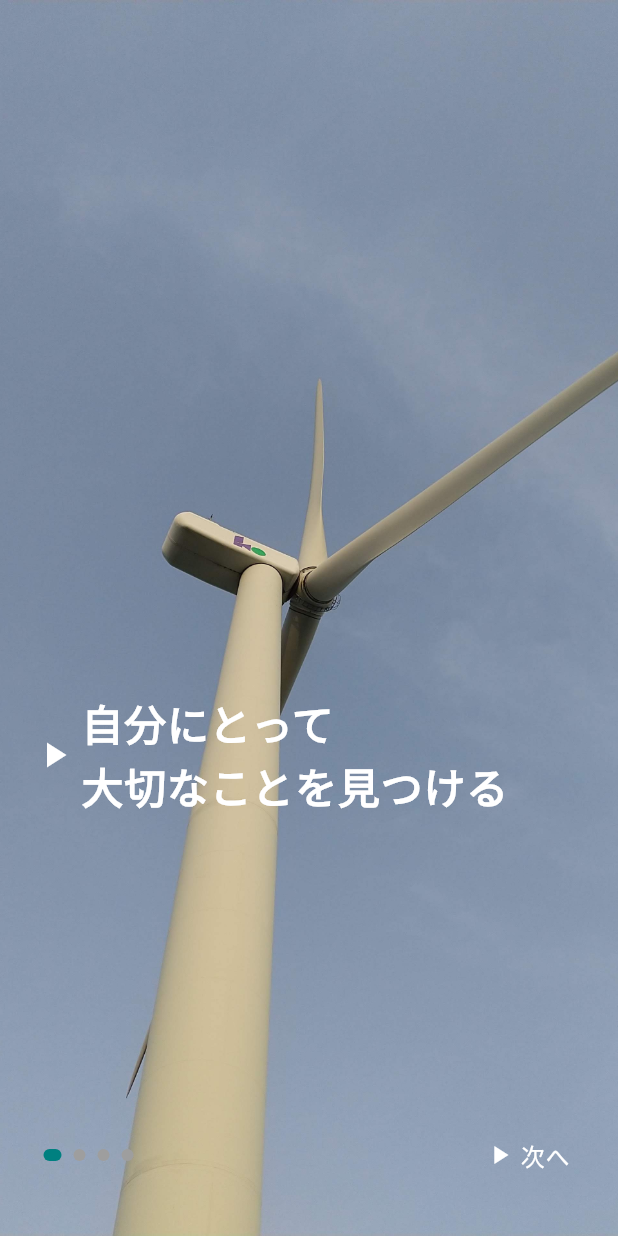
After one commit to tomurango/kotsukotsushare, a Flutter app: the screen it shows once a user with an empty profile is signed in, item 3 of the bottom bar chosen, after a tap on "チュートリアルを再表示", on a phone screen of 412 x 824 dp. The commit adds this screen. Run offline on Flutter 3.47's test engine with Material 3 defaults, Android fonts, the phone set to English and light mode, and no system bars; our stand-ins replace cloud_firestore, firebase_auth, firebase_core, flutter_hooks, flutter_riverpod, google_fonts and 5 more; accounts and stored records are empty; Roboto replaces fonts that are missing (ZenKakuGothicNew).

Commit message:
チュートリアルスクリーンをサンプル画像で実装した

```diff
--- /dev/null
+++ b/lib/src/providers/user_data_provider.dart
@@ -0,0 +1,21 @@
+import 'package:cloud_firestore/cloud_firestore.dart';
+import 'package:hooks_riverpod/hooks_riverpod.dart';
+import 'auth_provider.dart';
+
+final userDataProvider = FutureProvider<Map<String, dynamic>?>((ref) async {
+  final user = ref.watch(userProvider);
+  if (user == null) {
+    return null; // ユーザーがログインしていない場合
+  }
+
+  final userDoc = FirebaseFirestore.instance.collection('users').doc(user.uid);
+  final docSnapshot = await userDoc.get();
+
+  if (docSnapshot.exists) {
+    return docSnapshot.data();
+  } else {
+    // 初期データをFirestoreに作成
+    await userDoc.set({'tutorialCompleted': false});
+    return {'tutorialCompleted': false};
+  }
+});
--- a/lib/src/screens/main_screen.dart
+++ b/lib/src/screens/main_screen.dart
@@ -4,32 +4,42 @@ import 'package:flutter_hooks/flutter_hooks.dart';
 import 'mypage_screen.dart';
 import 'reflection_screen.dart';
 import 'setting_screen.dart';
+import 'tutorial_screen.dart';
 import '../widgets/custom_bottom_app_bar.dart';
-
+import '../providers/user_data_provider.dart';
 
 class MainScreen extends HookConsumerWidget {
   @override
   Widget build(BuildContext context, WidgetRef ref) {
-    // useStateで_statefulWidgetのようにローカル状態を管理
     final selectedIndex = useState(0);
 
-    // ページのリストを設定
+    // チュートリアルのフラグを監視
+    final userData = ref.watch(userDataProvider);
+
     final pages = [
       MypageScreen(onNavigate: (index) => selectedIndex.value = index),
       ReflectionScreen(onNavigate: (index) => selectedIndex.value = index),
       SettingsScreen(onNavigate: (index) => selectedIndex.value = index),
     ];
 
-    // タイトルのリスト
     final titles = ['マイメモ', 'みんなの記録', '設定'];
+
+    useEffect(() {
+      if (userData.asData?.value?['tutorialCompleted'] == false) {
+        WidgetsBinding.instance.addPostFrameCallback((_) {
+          _showTutorialScreen(context);
+        });
+      }
+      return null;
+    }, [userData]);
 
     return Scaffold(
       appBar: AppBar(
-        backgroundColor: Color(0xFF008080), // AppBarの背景色をティール色に設定
+        backgroundColor: Color(0xFF008080),
         title: Text(
           titles[selectedIndex.value],
           style: TextStyle(
-            color: Colors.white, // 文字色を白に設定
+            color: Colors.white,
           ),
         ),
       ),
@@ -40,4 +50,12 @@ class MainScreen extends HookConsumerWidget {
       ),
     );
   }
+
+  void _showTutorialScreen(BuildContext context) {
+    Navigator.of(context).push(
+      MaterialPageRoute(
+        builder: (context) => const TutorialScreen(),
+      ),
+    );
+  }
 }
--- a/lib/src/screens/setting_screen.dart
+++ b/lib/src/screens/setting_screen.dart
@@ -3,6 +3,7 @@ import 'package:flutter_riverpod/flutter_riverpod.dart';
 import 'package:firebase_auth/firebase_auth.dart';
 import 'package:url_launcher/url_launcher.dart';
 import 'package:cloud_firestore/cloud_firestore.dart';
+import 'tutorial_screen.dart';
 
 class SettingsScreen extends ConsumerWidget {
   final Function(int) onNavigate;
@@ -20,7 +21,6 @@ class SettingsScreen extends ConsumerWidget {
           title: Text('サインアウト'),
           subtitle: Text('現在ログインしているメールアドレス (${user?.email ?? ''}) からサインアウトします'),
           onTap: () {
-            // サインアウト確認ダイアログを表示
             _showSignOutDialog(context);
           },
         ),
@@ -47,6 +47,20 @@ class SettingsScreen extends ConsumerWidget {
           subtitle: Text('アカウントを削除します'),
           onTap: () {
             _deleteAccount(context);
+          },
+        ),
+        Divider(),
+        // チュートリアル再表示
+        ListTile(
+          leading: Icon(Icons.help),
+          title: Text('チュートリアルを再表示'),
+          subtitle: Text('アプリのチュートリアルを再度確認します'),
+          onTap: () {
+            Navigator.of(context).push(
+              MaterialPageRoute(
+                builder: (context) => const TutorialScreen(),
+              ),
+            );
           },
         ),
         Divider(),
@@ -82,6 +96,7 @@ class SettingsScreen extends ConsumerWidget {
     );
   }
 
+  // アカウント削除処理
   Future<void> _deleteAccount(BuildContext context) async {
     final user = FirebaseAuth.instance.currentUser;
 
@@ -90,7 +105,6 @@ class SettingsScreen extends ConsumerWidget {
       return;
     }
 
-    // 確認ダイアログを表示
     bool confirmDelete = await showDialog(
       context: context,
       builder: (BuildContext context) {
@@ -113,20 +127,12 @@ class SettingsScreen extends ConsumerWidget {
 
     if (!confirmDelete) return;
 
-    // Firestoreのデータを削除
     try {
       await FirebaseFirestore.instance.collection('users').doc(user.uid).delete();
-      // 他にユーザー関連のコレクションやドキュメントがある場合は同様に削除
-
-      // Firebase Authenticationのアカウント削除
       await user.delete();
 
-      // 削除完了メッセージを表示
       ScaffoldMessenger.of(context).showSnackBar(SnackBar(content: Text("アカウントが削除されました。")));
-
-      // ログアウト処理など
       await FirebaseAuth.instance.signOut();
-
     } catch (e) {
       ScaffoldMessenger.of(context).showSnackBar(SnackBar(content: Text("アカウント削除に失敗しました: $e")));
     }
--- /dev/null
+++ b/lib/src/screens/tutorial_screen.dart
@@ -0,0 +1,291 @@
+import 'package:flutter/material.dart';
+import 'package:cloud_firestore/cloud_firestore.dart';
+import 'package:firebase_auth/firebase_auth.dart';
+import 'package:google_fonts/google_fonts.dart';
+
+class TutorialScreen extends StatefulWidget {
+  const TutorialScreen({Key? key}) : super(key: key);
+
+  @override
+  State<TutorialScreen> createState() => _TutorialScreenState();
+}
+
+class _TutorialScreenState extends State<TutorialScreen> {
+  final PageController _pageController = PageController();
+  int _currentPage = 0;
+
+  @override
+  Widget build(BuildContext context) {
+    final tutorialPages = [
+      _TutorialPage(
+        imagePath: 'assets/images/DSC_0021.JPG',
+        title: '自分にとって\n大切なことを見つける',
+        description: 'このアプリでは、あなたが「大切」と感じることを5つまで考えることから始めます。\n\n上限を設けることで、大切なものとそうでないものを明確に区別し、重要でないものに振り回されることを減らせます。',
+      ),
+      _TutorialPage(
+        imagePath: 'assets/images/DSC_0021.JPG',
+        title: '気付きを\nメモに残す',
+        description: '気付いた大切なことをメモに残しましょう。\n短い文章でも大丈夫です。\n\n書き留めることで、気持ちが整理され、次の行動に活かせるようになります。',
+      ),
+      _TutorialPage(
+        imagePath: 'assets/images/DSC_0021.JPG',
+        title: 'ふとした時に\n思い出す',
+        description: 'ついダラダラと過ごしてしまう時や、やるべきことに集中できない時も、まずはそんな自分を認めることが大切です。\n\nそして、「本当に大切なこと」を思い出せるようにしましょう。\n\n自分にとって大切なことを思い出すことで、忙しい毎日でも自分らしさを少しずつ取り戻せます。',
+      ),
+      _TutorialPage(
+        imagePath: 'assets/images/DSC_0021.JPG',
+        title: 'みんなの価値観や\n知識を知る',
+        description: '他のユーザーがどのように考え、大切にしていることを知り、自分の考えを見直してみましょう。\n\n視点を広げ、新たなアイデアや気付きが得られることは、日常のコミュニケーションや成長にも役立ちます。\n\nAIチャット機能も開発中です。ご期待ください。',
+      ),
+    ];
+
+    return Scaffold(
+      body: Stack(
+        fit: StackFit.expand,
+        children: [
+          // ページビュー (背景のチュートリアル画像を切り替える)
+          PageView.builder(
+            controller: _pageController,
+            itemCount: tutorialPages.length,
+            onPageChanged: (index) {
+              setState(() {
+                _currentPage = index;
+              });
+            },
+            itemBuilder: (context, index) {
+              return tutorialPages[index];
+            },
+          ),
+          // ページインジケーター
+          Positioned(
+            bottom: 50,
+            left: 25,
+            child: Row(
+              mainAxisAlignment: MainAxisAlignment.center,
+              children: List.generate(
+                tutorialPages.length,
+                (index) => _buildPageIndicator(index),
+              ),
+            ),
+          ),
+          // ボタン (次へ or 終了)
+          Positioned(
+            bottom: 30,
+            right: 20,
+            child: _currentPage == tutorialPages.length - 1
+                ? TextButton(
+                    onPressed: () async {
+                      final user = FirebaseAuth.instance.currentUser;
+                      if (user != null) {
+                        // チュートリアル完了フラグを更新
+                        final userDoc = FirebaseFirestore.instance
+                            .collection('users')
+                            .doc(user.uid);
+                        await userDoc.update({'tutorialCompleted': true});
+                      }
+                      Navigator.of(context).pop(); // スクリーンを閉じる
+                    },
+                    /*style: ElevatedButton.styleFrom(
+                      backgroundColor: Colors.black.withOpacity(0.5), // 半透明背景
+                      foregroundColor: Colors.white,
+                      shape: RoundedRectangleBorder(
+                        borderRadius: BorderRadius.circular(8),
+                      ),
+                    ),*/
+                    child: Row(
+                        mainAxisSize: MainAxisSize.min, // 子ウィジェットの幅に合わせる
+                        children: [
+                            Icon(
+                                Icons.play_arrow, // アイコンを追加
+                                color: Colors.white,
+                                size: 20.0, // アイコンの大きさを調整
+                            ),
+                            const SizedBox(width: 4), // アイコンとテキストの間にスペースを追加
+                            Text(
+                                'チュートリアルを終了する',
+                                style: Theme.of(context).textTheme.apply(
+                                    fontFamily: 'ZenKakuGothicNew', // フォントを指定
+                                    ).bodyLarge?.copyWith(
+                                    color: Colors.white, // 色を白に指定
+                                    ),
+                            ),
+                        ],
+                    ),
+                  )
+                : TextButton(
+                    onPressed: () {
+                      _pageController.nextPage(
+                        duration: const Duration(milliseconds: 300),
+                        curve: Curves.easeInOut,
+                      );
+                    },
+                    child: Row(
+                        mainAxisSize: MainAxisSize.min, // 子ウィジェットの幅に合わせる
+                        children: [
+                            Icon(
+                                Icons.play_arrow, // アイコンを追加
+                                color: Colors.white,
+                                size: 20.0, // アイコンの大きさを調整
+                            ),
+                            const SizedBox(width: 4), // アイコンとテキストの間にスペースを追加
+                            Text(
+                                '次へ',
+                                style: Theme.of(context).textTheme.apply(
+                                    fontFamily: 'ZenKakuGothicNew', // フォントを指定
+                                    ).bodyLarge?.copyWith(
+                                    color: Colors.white, // 色を白に指定
+                                    ),
+                            ),
+                        ],
+                    ),
+                  ),
+          ),
+        ],
+      ),
+    );
+  }
+
+
+  Widget _buildPageIndicator(int index) {
+    return Container(
+        margin: const EdgeInsets.symmetric(horizontal: 4.0),
+        width: _currentPage == index ? 12.0 : 8.0,
+        height: 8.0,
+        decoration: BoxDecoration(
+        color: _currentPage == index ? Color(0xFF008080) : Colors.grey,
+        // color: _currentPage == index ? Colors.white : Colors.grey,
+        borderRadius: BorderRadius.circular(4.0),
+        ),
+    );
+  }
+}
+
+class _TutorialPage extends StatefulWidget {
+  final String imagePath;
+  final String title;
+  final String description;
+
+  const _TutorialPage({
+    Key? key,
+    required this.imagePath,
+    required this.title,
+    required this.description,
+  }) : super(key: key);
+
+  @override
+  __TutorialPageState createState() => __TutorialPageState();
+}
+
+class __TutorialPageState extends State<_TutorialPage> {
+  bool _isOverlayVisible = false; // 薄黒いスクリーンの表示状態
+
+  @override
+  Widget build(BuildContext context) {
+    return Stack(
+      fit: StackFit.expand,
+      children: [
+        // 背景画像
+        Image.asset(
+          widget.imagePath,
+          fit: BoxFit.cover,
+          alignment: Alignment.center,
+        ),
+
+        // メインコンテンツ
+        if (!_isOverlayVisible) // 薄黒いスクリーンが表示されていないときだけ表示
+        Stack(
+          children: [
+            // 他のウィジェット（例えば背景画像など）はここに追加可能
+            Positioned(
+            top: MediaQuery.of(context).size.height * 0.55, // 画面全体の55%の高さ
+            left: 10,    // 左側の余白
+            child: Row(
+                mainAxisAlignment: MainAxisAlignment.center,
+                children: [
+                TextButton(
+                    onPressed: () {
+                    setState(() {
+                        _isOverlayVisible = true; // オーバーレイを表示
+                    });
+                    },
+                    child: Row(
+                    mainAxisSize: MainAxisSize.min, // 必要なサイズに縮小
+                    children: [
+                        Icon(
+                        Icons.play_arrow, // Google Material Icons のアイコン
+                        color: Colors.white,
+                        size: 28,
+                        ),
+                        const SizedBox(width: 4), // アイコンとテキストの間の余白
+                        Flexible(
+                            child: Text(
+                                widget.title,
+                                style: Theme.of(context).textTheme.bodyLarge?.copyWith(
+                                    fontSize: 28,
+                                    fontWeight: FontWeight.bold,
+                                    color: Colors.white,
+                                    ),
+                                overflow: TextOverflow.ellipsis,
+                            ),
+                        ),
+                    ],
+                    ),
+                ),
+                ],
+            ),
+            ),
+          ],
+        ),
+
+
+        // オーバーレイ (薄黒いスクリーン)
+        if (_isOverlayVisible)
+          GestureDetector(
+            onTap: () {
+              setState(() {
+                _isOverlayVisible = false; // オーバーレイを閉じる
+              });
+            },
+            child: Container(
+                color: Colors.black.withOpacity(0.8), // 半透明の黒
+                child: Padding(
+                    padding: EdgeInsets.fromLTRB(
+                        16.0,
+                        MediaQuery.of(context).size.height * 0.1, // 画面高さの20%を余白として設定
+                        16.0,
+                        16.0,
+                    ),
+                    child: Column(
+                    mainAxisSize: MainAxisSize.min,
+                    crossAxisAlignment: CrossAxisAlignment.start, // 左寄せ
+                    children: [
+                        Text(
+                        widget.title,
+                        style: Theme.of(context).textTheme.apply(
+                                fontFamily: 'ZenKakuGothicNew', // フォントをZenKakuGothicNewに変更
+                            ).bodyLarge?.copyWith(
+                                fontSize: 30, // フォントサイズを指定
+                                color: Colors.white, // テキストの色を白に設定
+                            ),
+                        textAlign: TextAlign.left, // 左寄せ
+                        ),
+                        const SizedBox(height: 24),
+                        Text(
+                        widget.description,
+                        style: Theme.of(context).textTheme.apply(
+                                fontFamily: 'ZenKakuGothicNew', // フォントをZenKakuGothicNewに変更
+                            ).bodyLarge?.copyWith(
+                                fontSize: 20, // フォントサイズを指定
+                                color: Colors.white, // テキストの色を白に設定
+                            ),
+                        textAlign: TextAlign.left, // 左寄せ
+                        ),
+                    ],
+                    ),
+                ),
+            ),
+          ),
+      ],
+    );
+  }
+}
--- a/pubspec.yaml
+++ b/pubspec.yaml
@@ -1,5 +1,5 @@
-name: kotsukotsushare_app
-description: "A new Flutter project."
+name: chokushii
+description: "A self-reflection app to track and improve habits."
 # The following line prevents the package from being accidentally published to
 # pub.dev using `flutter pub publish`. This is preferred for private packages.
 publish_to: 'none' # Remove this line if you wish to publish to pub.dev
@@ -81,6 +81,7 @@ flutter:
   # To add assets to your application, add an assets section, like this:
   assets:
     - assets/images/chokushii_logo_1024.png
+    - assets/images/DSC_0021.JPG
   #   - images/a_dot_burr.jpeg
   #   - images/a_dot_ham.jpeg
 
```
Also changed, not shown: assets/images/DSC_0021.JPG (added).
